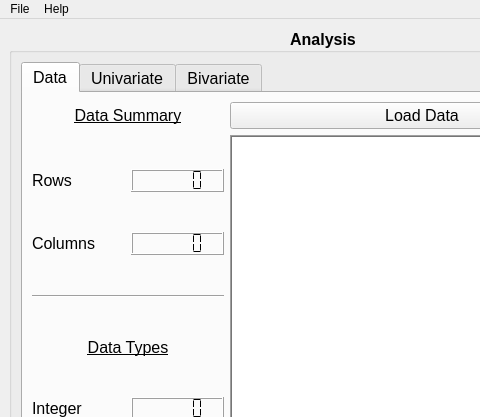
Above: src/gui.ui from rmill040/eda_viewer before the change; both pictures show x 0 to 480 and y 0 to 417 of the 1280 by 705 pixel window. Below: the same form after it.
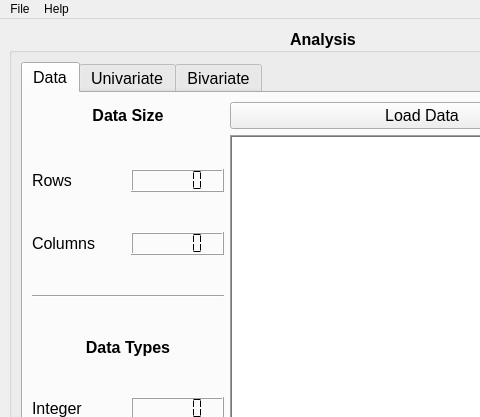
That is the form after the change. The open tabs and pages were chosen to show the change. Icons and pictures are not drawn.

Commit message: Added threading for saving data

The edit to the form file:
```diff
--- a/src/gui.ui
+++ b/src/gui.ui
@@ -328,11 +328,13 @@
              <property name="font">
               <font>
                <pointsize>12</pointsize>
-               <underline>true</underline>
+               <weight>75</weight>
+               <bold>true</bold>
+               <underline>false</underline>
               </font>
              </property>
              <property name="text">
-              <string>Data Summary</string>
+              <string>Data Size</string>
              </property>
              <property name="scaledContents">
               <bool>false</bool>
@@ -559,7 +561,9 @@
                <property name="font">
                 <font>
                  <pointsize>12</pointsize>
-                 <underline>true</underline>
+                 <weight>75</weight>
+                 <bold>true</bold>
+                 <underline>false</underline>
                 </font>
                </property>
                <property name="text">
```
Left out of the diff: 186 changed lines with no effect on the pictures. The commit also changes 1 other file.
